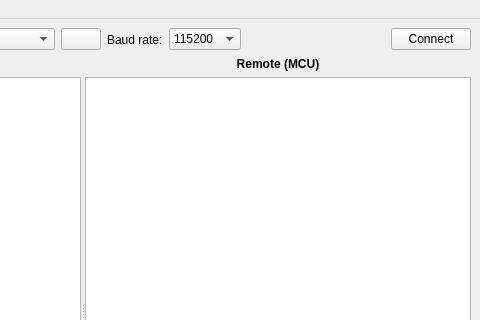
The window that gui/qt/mainwindow.ui (BetaRavener/uPyLoader) describes before a commit, drawn with Qt 5; both pictures show x 314 to 794 and y 0 to 320 of the 794 by 597 pixel window.
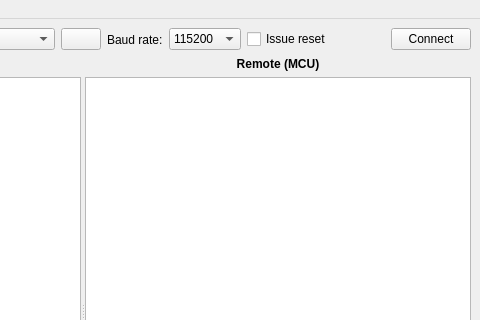
The same window after the commit. The open tabs and pages were chosen to show the change. Icons and pictures are not drawn.

```diff
--- a/gui/qt/mainwindow.ui
+++ b/gui/qt/mainwindow.ui
@@ -124,6 +124,16 @@
             </item>
            </widget>
           </item>
+          <item>
+           <widget class="QCheckBox" name="serialResetCheckBox">
+            <property name="text">
+             <string>Issue reset</string>
+            </property>
+            <property name="checked">
+             <bool>false</bool>
+            </property>
+           </widget>
+          </item>
           <item>
            <spacer name="horizontalSpacer_3">
             <property name="orientation">
```
Left out of the diff: 8 changed lines with no effect on the pictures.
